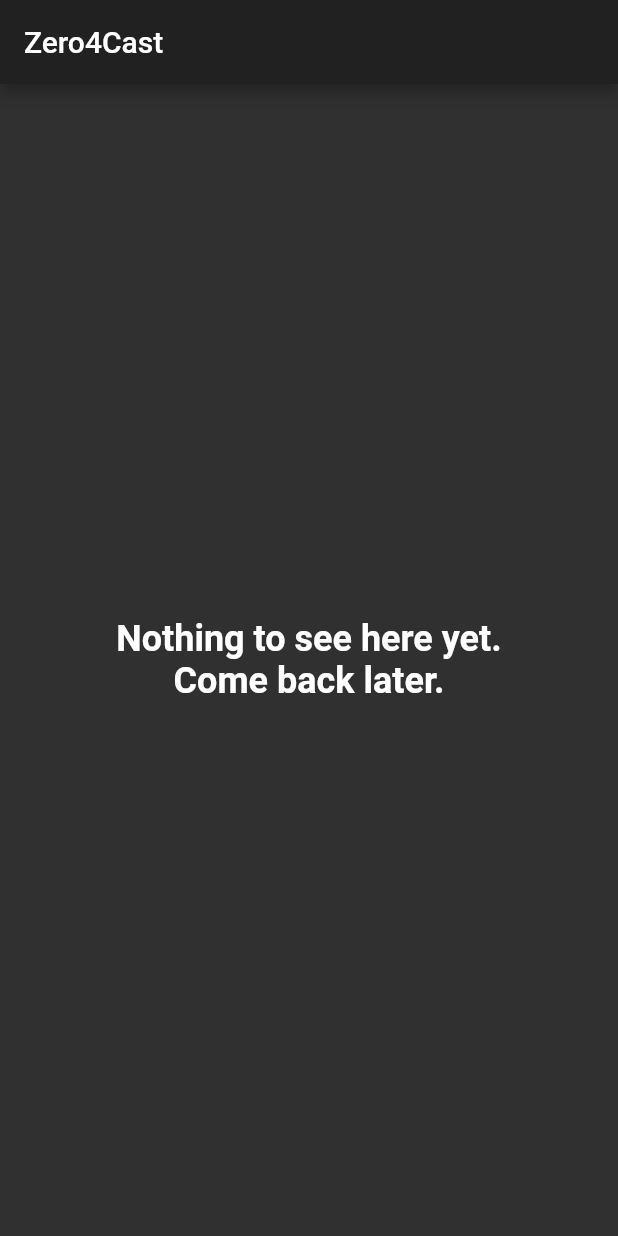
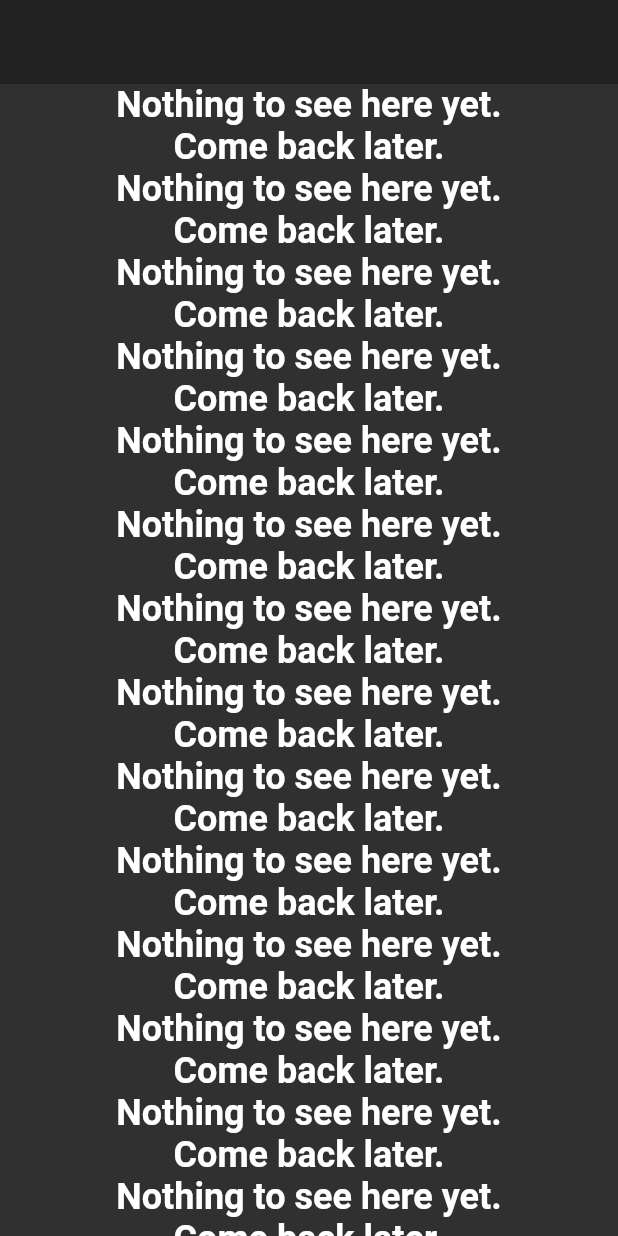
Before and after one commit to Edorin9/zero_4_cast, a Flutter app: the screen it shows after launch, on a phone screen of 412 x 824 dp. Run offline on Flutter 3.47's test engine with Material 2 defaults, Android fonts, the phone set to English and light mode, and no system bars; our stand-ins replace bloc, dartz, data_connection_checker, equatable, flutter_bloc, freezed_annotation and 2 more; generated files the repository leaves out were written again; network calls fail.

Commit message:
slivers base setup

```diff
--- a/lib/forecast/presentation/pages/forecast_page.dart
+++ /dev/null
@@ -1,41 +0,0 @@
-import 'package:flutter/material.dart';
-import 'package:flutter_bloc/flutter_bloc.dart';
-import 'package:zero_4_cast/forecast/presentation/bloc/forecast_bloc.dart';
-
-import '../../../di.dart';
-
-class ForecastPage extends StatelessWidget {
-  const ForecastPage({Key key}) : super(key: key);
-
-  @override
-  Widget build(BuildContext context) {
-    return BlocProvider(
-      create: (context) => getIt<ForecastBloc>(),
-      child: Scaffold(
-        appBar: AppBar(
-          title: const Text('Zero4Cast'),
-        ),
-        body: const _Body(),
-      ),
-    );
-  }
-}
-
-class _Body extends StatelessWidget {
-  const _Body({Key key}) : super(key: key);
-
-  @override
-  Widget build(BuildContext context) {
-    ForecastBloc.of(context).pageInitialized();
-    return const Center(
-      child: Text(
-        'Nothing to see here yet.\nCome back later.',
-        style: TextStyle(
-          fontWeight: FontWeight.bold,
-          fontSize: 24,
-        ),
-        textAlign: TextAlign.center,
-      ),
-    );
-  }
-}
--- /dev/null
+++ b/lib/forecast/presentation/pages/main_page.dart
@@ -0,0 +1,82 @@
+import 'package:flutter/material.dart';
+import 'package:flutter_bloc/flutter_bloc.dart';
+
+import '../../../di.dart';
+import '../bloc/forecast_bloc.dart';
+
+class MainPage extends StatelessWidget {
+  const MainPage({Key key}) : super(key: key);
+
+  @override
+  Widget build(BuildContext context) {
+    return BlocProvider(
+      create: (context) => getIt<ForecastBloc>(),
+      child: const Scaffold(
+        body: _Body(),
+      ),
+    );
+  }
+}
+
+class _Body extends StatelessWidget {
+  const _Body({Key key}) : super(key: key);
+
+  @override
+  Widget build(BuildContext context) {
+    ForecastBloc.of(context).pageInitialized();
+    return const SafeArea(
+      child: CustomScrollView(
+        slivers: [
+          TabbedForecastAppBar(),
+          UpcomingForecastsList(),
+        ],
+      ),
+    );
+  }
+}
+
+class TabbedForecastAppBar extends StatelessWidget {
+  const TabbedForecastAppBar({Key key}) : super(key: key);
+
+  @override
+  Widget build(BuildContext context) {
+    return BlocBuilder<ForecastBloc, ForecastState>(
+      builder: (context, state) {
+        return const SliverAppBar(
+          floating: true,
+          snap: true,
+          flexibleSpace: FlexibleSpaceBar(),
+        );
+      },
+    );
+  }
+}
+
+class UpcomingForecastsList extends StatelessWidget {
+  const UpcomingForecastsList({Key key}) : super(key: key);
+
+  @override
+  Widget build(BuildContext context) {
+    return BlocBuilder<ForecastBloc, ForecastState>(
+      builder: (context, state) {
+        return SliverList(
+          delegate: SliverChildBuilderDelegate(
+            (context, index) {
+              return const Center(
+                child: Text(
+                  'Nothing to see here yet.\nCome back later.',
+                  style: TextStyle(
+                    fontWeight: FontWeight.bold,
+                    fontSize: 24,
+                  ),
+                  textAlign: TextAlign.center,
+                ),
+              );
+            },
+            childCount: 27,
+          ),
+        );
+      },
+    );
+  }
+}
--- a/lib/main.dart
+++ b/lib/main.dart
@@ -1,8 +1,8 @@
 import 'package:flutter/material.dart';
 import 'package:injectable/injectable.dart';
-import 'package:zero_4_cast/forecast/presentation/pages/forecast_page.dart';
 
 import 'di.dart';
+import 'forecast/presentation/pages/main_page.dart';
 
 void main() {
   configInjection(Environment.dev);
@@ -15,7 +15,7 @@ class MyApp extends StatelessWidget {
     return MaterialApp(
       title: 'Zero4Cast',
       theme: ThemeData(brightness: Brightness.dark, accentColor: Colors.cyan),
-      home: const ForecastPage(),
+      home: const MainPage(),
     );
   }
 }
```
